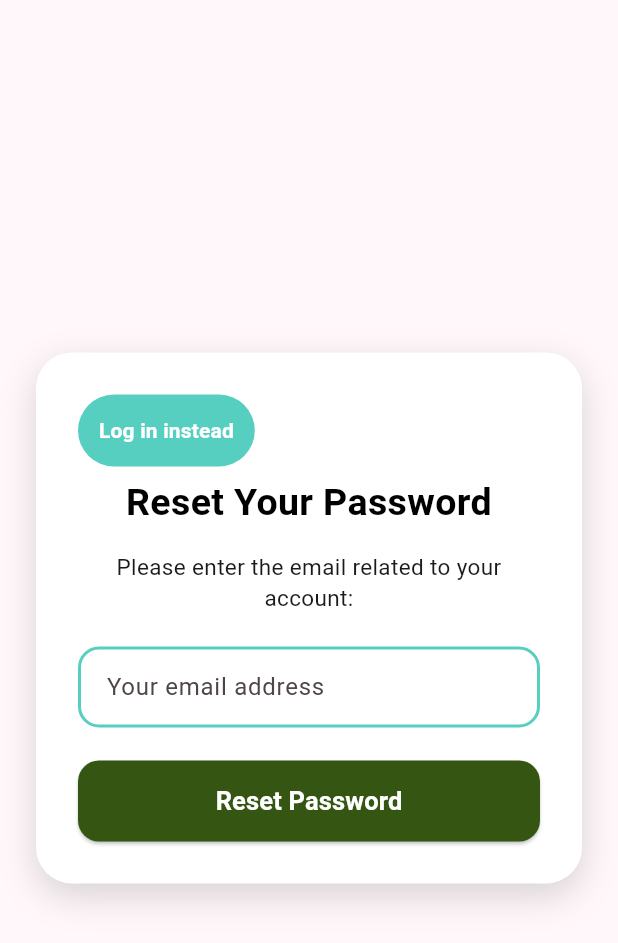
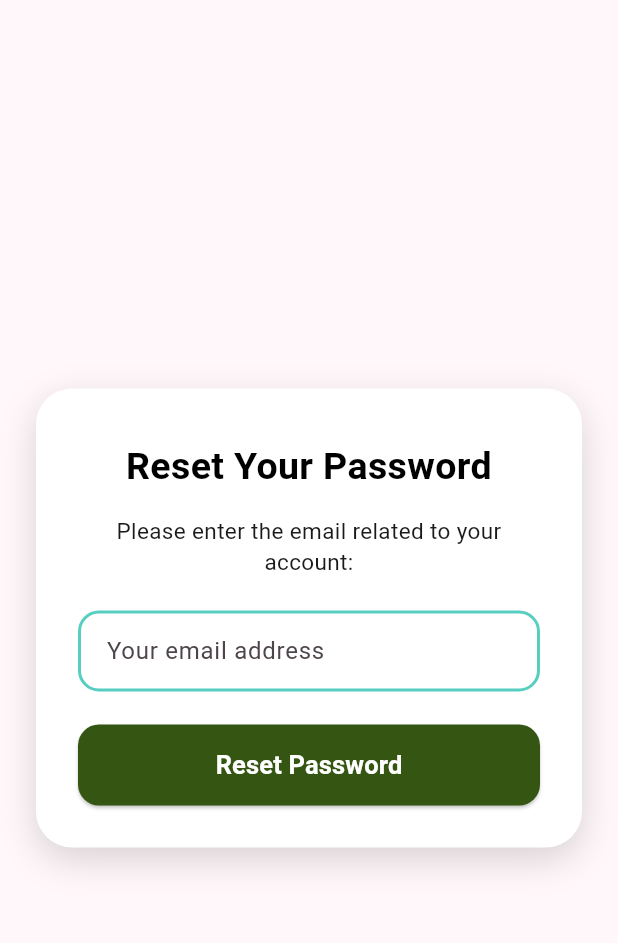
Before and after one commit to AngelP29/BudgetPet, a Flutter app: the ForgotPasswordDialog widget shown alone on an empty page, opened directly, on a phone screen of 412 x 824 dp. Shown: the top 943 px of the screen. Run offline on Flutter 3.47's test engine with Material 3 defaults, Android fonts, the phone set to English and light mode, and no system bars; our stand-ins replace shared_preferences; accounts and stored records are empty.

Commit message:
Removed Unnecessary Button in Popup

```diff
--- a/mobile/lib/screens/LoginScreen.dart
+++ b/mobile/lib/screens/LoginScreen.dart
@@ -5,7 +5,6 @@ import 'package:shared_preferences/shared_preferences.dart';
 import 'DashboardScreen.dart';
 import 'SignupScreen.dart';
 import 'dart:ui';
-
 
 
 class LoginScreen extends StatefulWidget {
@@ -724,39 +723,6 @@ class _ForgotPasswordDialogState extends State<ForgotPasswordDialog>
     return Column(
       mainAxisSize: MainAxisSize.min,
       children: [
-        Align(
-          alignment: Alignment.centerLeft,
-          child: Container(
-            decoration: BoxDecoration(
-              color: const Color(0xFF56CEC0),
-              borderRadius:
-                  BorderRadius.circular(30),
-            ),
-            child: TextButton(
-              onPressed: () {
-                Navigator.pop(context);
-              },
-              style: TextButton.styleFrom(
-                foregroundColor: Colors.white,
-                padding: const EdgeInsets.symmetric(
-                  horizontal: 14,
-                  vertical: 8,
-                ),
-                shape: RoundedRectangleBorder(
-                  borderRadius:
-                      BorderRadius.circular(20),
-                ),
-              ),
-              child: const Text(
-                "Log in instead",
-                style: TextStyle(
-                  fontWeight: FontWeight.bold,
-                  fontSize: 14,
-                ),
-              ),
-            ),
-          ),
-        ),
 
         const SizedBox(height: 6),
 
```
